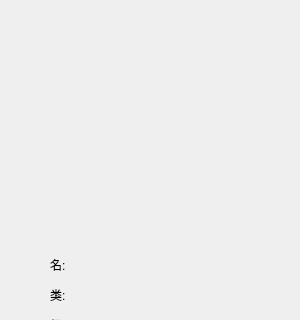
BuWH/Pokemon, file widget.ui: the form before one commit; both pictures show x 0 to 300 and y 0 to 320 of the 300 by 600 pixel window.
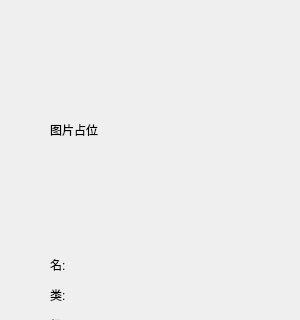
The form after the commit.

Commit message: add other type creature

Patch:
```diff
--- a/widget.ui
+++ b/widget.ui
@@ -194,6 +194,19 @@
                 <string>防:</string>
             </property>
         </widget>
+        <widget class="QLabel" name="creaturePortrait">
+            <property name="geometry">
+                <rect>
+                    <x>50</x>
+                    <y>30</y>
+                    <width>200</width>
+                    <height>200</height>
+                </rect>
+            </property>
+            <property name="text">
+                <string>图片占位</string>
+            </property>
+        </widget>
     </widget>
     <layoutdefault spacing="6" margin="11"/>
     <resources/>
```
The commit also changes 6 other files.
